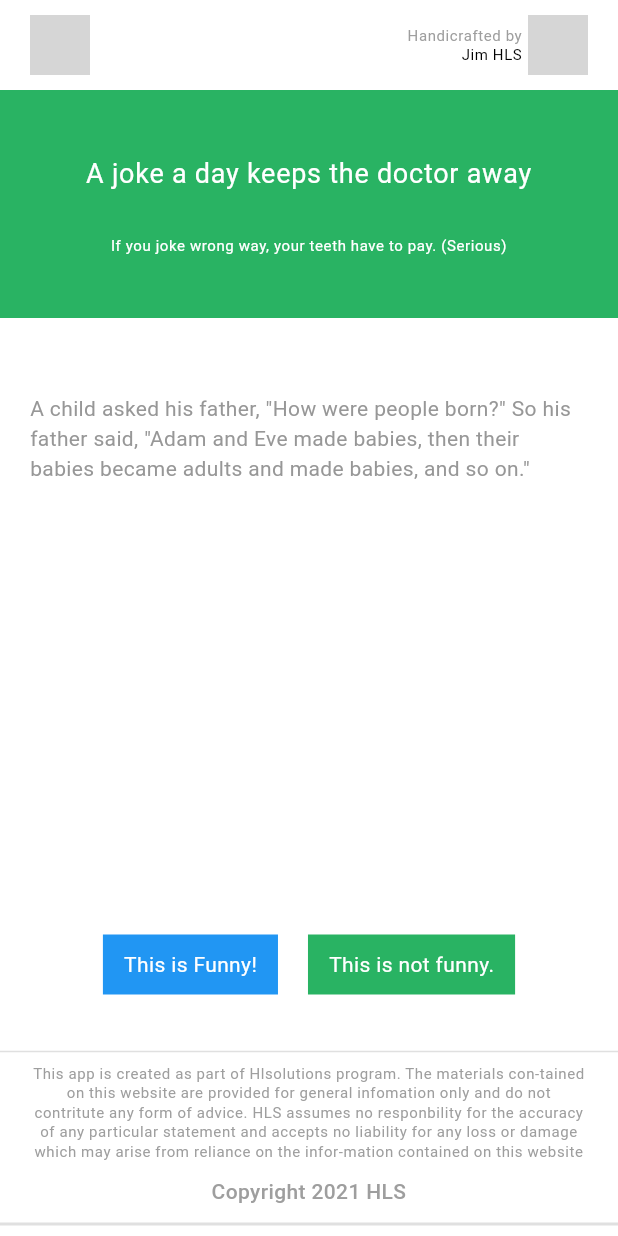
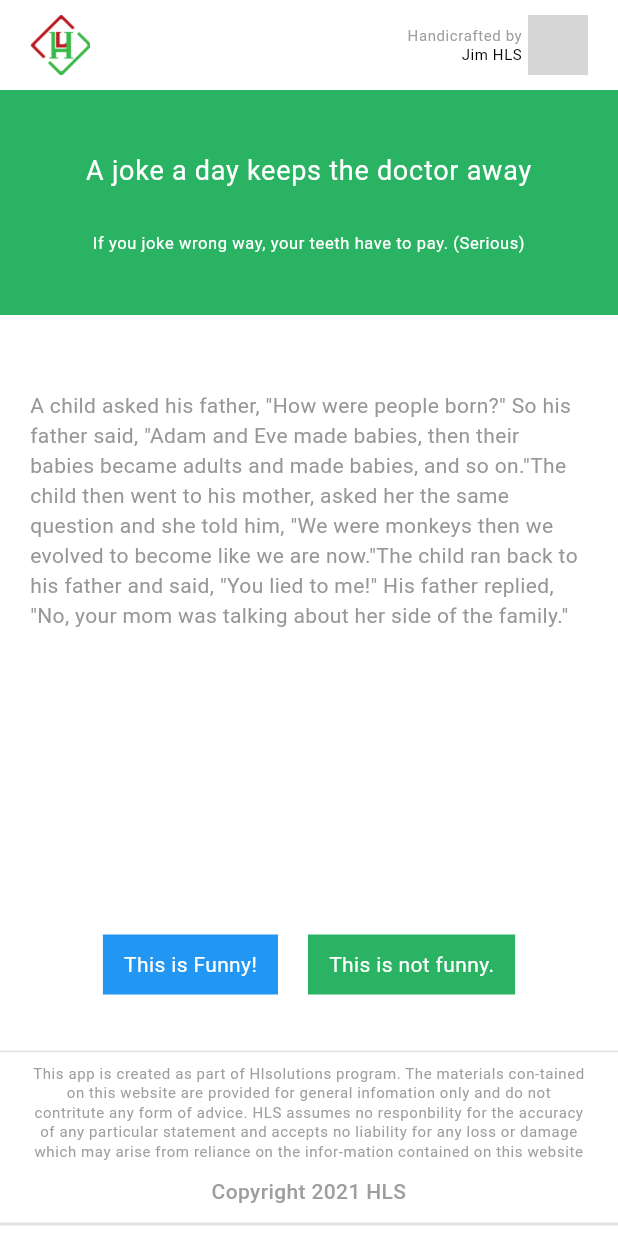
Before and after one commit to cms-ai/zens_project, a Flutter app: the screen it shows after launch, on a phone screen of 412 x 824 dp. Run offline on Flutter 3.47's test engine with Material 3 defaults, Android fonts, the phone set to English and light mode, and no system bars; our stand-ins replace bloc, flutter_bloc, freezed_annotation, hive; accounts and stored records are empty; network calls fail; grey boxes are pictures that could not be loaded.

Commit message:
* int main bloc and handle logic

```diff
--- /dev/null
+++ b/assets/json/joke.json
@@ -0,0 +1,20 @@
+{
+    "jokes": [
+        {
+            "id": 1,
+            "content": "A child asked his father, \"How were people born?\" So his father said, \"Adam and Eve made babies, then their babies became adults and made babies, and so on.\"The child then went to his mother, asked her the same question and she told him, \"We were monkeys then we evolved to become like we are now.\"The child ran back to his father and said, \"You lied to me!\" His father replied, \"No, your mom was talking about her side of the family.\""
+        },
+        {
+            "id": 2,
+            "content": "Teacher: \"Kids,what does the chicken give you?\" Student: \"Meat!\" Teacher: \"Very good! Now what does the pig give you?\" Student: \"Bacon!\" Teacher: \"Great! And what does the fat cow give you?\" Student: \"Homework!\""
+        },
+        {
+            "id": 3,
+            "content": "The teacher asked Jimmy, \"Why is your cat at school today Jimmy?\" Jimmy replied crying, \"Because I heard my daddy tell my mommy, 'I am going to eat that pussy once Jimmy leaves for school today!'\""
+        },
+        {
+            "id": 4,
+            "content": "A housewife, an accountant and a lawyer were asked \"How much is 2+2?\" The housewife replies: \"Four!\". The accountant says: \"I think it's either 3 or 4. Let me run those figures through my spreadsheet one more time.\" The lawyer pulls the drapes, dims the lights and asks in a hushed voice, \"How much do you want it to be?\""
+        }
+    ]
+}
--- /dev/null
+++ b/lib/bloc/index.dart
@@ -0,0 +1 @@
+export 'main/main_bloc.dart';
--- /dev/null
+++ b/lib/bloc/main/main_bloc.dart
@@ -0,0 +1,44 @@
+import 'package:bloc/bloc.dart';
+import 'package:freezed_annotation/freezed_annotation.dart';
+import 'package:zens_project_test/models/joke_model.dart';
+import 'package:zens_project_test/repository/index.dart';
+
+part 'main_state.dart';
+part 'main_event.dart';
+part 'main_bloc.freezed.dart';
+
+class MainBloc extends Bloc<MainEvent, MainState> {
+  MainBloc()
+      : super(
+          const MainState.initial(
+            viewedJokes: [],
+            jokeList: [],
+          ),
+        ) {
+    final JokeRepository jokeRepo = JokeRepository();
+    on<MainEvent>((event, emit) async {
+      await event.map(
+        initEvent: (value) async {
+          final result = await jokeRepo.fetchJokes();
+          emit(
+            state.copyWith(
+                jokeList: result,
+                currentJoke: result.isNotEmpty ? result.first : null),
+          );
+        },
+        chooseFunnyOrNotEvent: (value) async {
+          final viewedList = await jokeRepo.chooseFunnyOrNotJoke(value.data);
+          var newJokeList = List<JokeModel>.from(state.jokeList);
+          newJokeList.remove(value.data);
+          emit(
+            state.copyWith(
+              viewedJokes: viewedList,
+              jokeList: newJokeList,
+              currentJoke: newJokeList.isNotEmpty ? newJokeList.first : null,
+            ),
+          );
+        },
+      );
+    });
+  }
+}
--- /dev/null
+++ b/lib/bloc/main/main_event.dart
@@ -0,0 +1,8 @@
+part of 'main_bloc.dart';
+
+@freezed
+class MainEvent with _$MainEvent {
+  const factory MainEvent.initEvent() = _InitEvent;
+  const factory MainEvent.chooseFunnyOrNotEvent(JokeModel data) =
+      _ChooseFunnyOrNotEvent;
+}
--- /dev/null
+++ b/lib/bloc/main/main_state.dart
@@ -0,0 +1,10 @@
+part of 'main_bloc.dart';
+
+@freezed
+class MainState with _$MainState {
+  const factory MainState.initial({
+    required List<int> viewedJokes,
+    required List<JokeModel> jokeList,
+    JokeModel? currentJoke,
+  }) = _Initial;
+}
--- a/lib/main.dart
+++ b/lib/main.dart
@@ -1,21 +1,50 @@
 import 'package:flutter/material.dart';
+import 'package:flutter_bloc/flutter_bloc.dart';
+import 'package:hive/hive.dart';
+import 'package:zens_project_test/bloc/index.dart';
 import 'package:zens_project_test/ui/index.dart';
 import 'package:zens_project_test/utils/app_theme/app_theme.dart';
+import 'package:path_provider/path_provider.dart' as path_provider;
+import 'package:zens_project_test/utils/hive/app_hive.dart';
 
-void main() {
+void main() async {
+  WidgetsFlutterBinding.ensureInitialized();
+
+  // config document directory
+  final appDocumentDirectory =
+      await path_provider.getApplicationDocumentsDirectory();
+  Hive.init(appDocumentDirectory.path);
+
+  // init hive adapter
+  await Hive.openBox<List<int>?>(AppHive.myBox);
+  // run app
   runApp(const MyApp());
 }
 
-class MyApp extends StatelessWidget {
+class MyApp extends StatefulWidget {
   const MyApp({super.key});
 
+  @override
+  State<MyApp> createState() => _MyAppState();
+}
+
+class _MyAppState extends State<MyApp> {
   // This widget is the root of your application.
   @override
   Widget build(BuildContext context) {
-    return MaterialApp(
-      title: 'Flutter Demo',
-      theme: AppTheme().lightTheme,
-      home: const MainScreen(),
+    return BlocProvider<MainBloc>(
+      create: (context) => MainBloc(),
+      child: MaterialApp(
+        title: 'This is zens project exam',
+        theme: AppTheme().lightTheme,
+        home: const MainScreen(),
+      ),
     );
   }
+
+  @override
+  void dispose() {
+    Hive.close();
+    super.dispose();
+  }
 }
--- /dev/null
+++ b/lib/models/joke_model.dart
@@ -0,0 +1,22 @@
+import 'package:json_annotation/json_annotation.dart';
+
+part 'joke_model.g.dart';
+
+@JsonSerializable()
+class JokeModel extends Object {
+  @JsonKey(name: 'id')
+  int id;
+
+  @JsonKey(name: 'content')
+  String content;
+
+  JokeModel(
+    this.id,
+    this.content,
+  );
+
+  factory JokeModel.fromJson(Map<String, dynamic> srcJson) =>
+      _$JokeModelFromJson(srcJson);
+
+  Map<String, dynamic> toJson() => _$JokeModelToJson(this);
+}
--- /dev/null
+++ b/lib/repository/index.dart
@@ -0,0 +1 @@
+export 'joke_repo/joke_repository.dart';
--- /dev/null
+++ b/lib/repository/joke_repo/joke_repo.dart
@@ -0,0 +1,6 @@
+import 'package:zens_project_test/models/joke_model.dart';
+
+abstract class JokeRepo {
+  Future<List<JokeModel>> fetchJokes();
+  Future<List<int>> chooseFunnyOrNotJoke(JokeModel data);
+}
--- a/lib/ui/main_screen/main_screen.dart
+++ b/lib/ui/main_screen/main_screen.dart
@@ -1,8 +1,25 @@
 import 'package:flutter/material.dart';
+import 'package:flutter_bloc/flutter_bloc.dart';
+import 'package:zens_project_test/bloc/index.dart';
 import 'package:zens_project_test/ui/main_screen/widgets/index.dart';
 
-class MainScreen extends StatelessWidget {
+class MainScreen extends StatefulWidget {
   const MainScreen({super.key});
+
+  @override
+  State<MainScreen> createState() => _MainScreenState();
+}
+
+class _MainScreenState extends State<MainScreen> {
+  late MainBloc mainBloc;
+  @override
+  void initState() {
+    mainBloc = context.read<MainBloc>();
+    mainBloc.add(const MainEvent.initEvent());
+    // TODO: implement initState
+
+    super.initState();
+  }
 
   @override
   Widget build(BuildContext context) {
--- a/lib/ui/main_screen/widgets/main_appbar.dart
+++ b/lib/ui/main_screen/widgets/main_appbar.dart
@@ -1,12 +1,13 @@
 import 'package:flutter/material.dart';
+import 'package:zens_project_test/utils/assets.dart';
 
 class MainAppBar extends StatelessWidget {
   const MainAppBar({super.key});
 
   @override
   Widget build(BuildContext context) {
-    const String logoUrl =
-        "https://static.ybox.vn/2021/10/3/1634082002072-Thi%E1%BA%BFt%20k%E1%BA%BF%20kh%C3%B4ng%20t%C3%AAn%20(27).png";
+    // const String logoUrl =
+    //     "https://static.ybox.vn/2021/10/3/1634082002072-Thi%E1%BA%BFt%20k%E1%BA%BF%20kh%C3%B4ng%20t%C3%AAn%20(27).png";
     const String imageUrl =
         "https://vcdn1-giaitri.vnecdn.net/2022/09/23/-2181-1663929656.jpg?w=680&h=0&q=100&dpr=1&fit=crop&s=apYgDs9tYQiwn7pcDOGbNg";
     return Padding(
@@ -16,8 +17,8 @@ class MainAppBar extends StatelessWidget {
           SizedBox(
             height: 40,
             width: 40,
-            child: Image.network(
-              logoUrl,
+            child: Image.asset(
+              AppAssets.logoUrl,
               fit: BoxFit.cover,
             ),
           ),
--- a/lib/ui/main_screen/widgets/main_body.dart
+++ b/lib/ui/main_screen/widgets/main_body.dart
@@ -1,4 +1,6 @@
 import 'package:flutter/material.dart';
+import 'package:flutter_bloc/flutter_bloc.dart';
+import 'package:zens_project_test/bloc/index.dart';
 import 'package:zens_project_test/utils/index.dart';
 
 class MainBody extends StatelessWidget {
@@ -6,11 +8,12 @@ class MainBody extends StatelessWidget {
 
   @override
   Widget build(BuildContext context) {
+    final mainBloc = context.read<MainBloc>();
     return Column(
       children: [
         Container(
           width: double.infinity,
-          padding: const EdgeInsets.symmetric(horizontal: 20, vertical: 42),
+          padding: const EdgeInsets.symmetric(horizontal: 20, vertical: 40),
           decoration: BoxDecoration(color: AppColors().greenColor),
           child: Column(
             children: [
@@ -29,7 +32,7 @@ class MainBody extends StatelessWidget {
                 style: Theme.of(context)
                     .textTheme
                     .bodySmall
-                    ?.copyWith(color: Colors.white),
+                    ?.copyWith(color: Colors.white, fontSize: 11),
               ),
             ],
           ),
@@ -39,34 +42,52 @@ class MainBody extends StatelessWidget {
           child: Container(
             padding: const EdgeInsets.symmetric(horizontal: 20),
             child: SingleChildScrollView(
-              child: Text(
-                'A child asked his father, "How were people born?" So his father said, "Adam and Eve made babies, then their babies became adults and made babies, and so on."',
+              child: BlocBuilder<MainBloc, MainState>(
+                builder: (context, state) {
+                  return Text(
+                    state.currentJoke != null
+                        ? state.currentJoke!.content
+                        : AppConstants.emptyJoke,
                     style: Theme.of(context).textTheme.bodyMedium?.copyWith(
                           color: AppColors().greyColor,
                           fontWeight: FontWeight.w400,
                         ),
+                  );
+                },
               ),
             ),
           ),
         ),
         const SizedBox(height: 30),
-        Row(
+        BlocBuilder<MainBloc, MainState>(
+          builder: (context, state) {
+            return state.currentJoke != null
+                ? Row(
                     mainAxisAlignment: MainAxisAlignment.center,
                     children: [
                       _buildButton(
                         context,
                         textBtn: AppConstants.funnyContentBtn,
-              onTap: () {},
+                        onTap: () {
+                          mainBloc.add(MainEvent.chooseFunnyOrNotEvent(
+                              state.currentJoke!));
+                        },
                         colorBtn: Colors.blue,
                       ),
                       const SizedBox(width: 20),
                       _buildButton(
                         context,
                         textBtn: AppConstants.notFunnyContentBtn,
-              onTap: () {},
+                        onTap: () {
+                          mainBloc.add(MainEvent.chooseFunnyOrNotEvent(
+                              state.currentJoke!));
+                        },
                         colorBtn: AppColors().greenColor,
                       ),
                     ],
+                  )
+                : Container();
+          },
         ),
       ],
     );
--- /dev/null
+++ b/lib/utils/assets.dart
@@ -0,0 +1,3 @@
+class AppAssets {
+  static const String logoUrl = 'assets/images/logo.png';
+}
--- a/lib/utils/constants.dart
+++ b/lib/utils/constants.dart
@@ -17,4 +17,7 @@ class AppConstants {
       "This app is created as part of Hlsolutions program. The materials con-tained on this website are provided for general infomation only and do not contritute any form of advice. HLS assumes no responbility for the accuracy of any particular statement and accepts no liability for any loss or damage which may arise from reliance on the infor-mation contained on this website";
 
   static const String desFooter2 = "Copyright 2021 HLS";
+
+  static const String emptyJoke =
+      "That's all the jokes for today! Come back another day!";
 }
```
Also changed, not shown: lib/repository/joke_repo/joke_repository.dart (added, +43 -0 lines), lib/utils/hive/app_hive.dart (added, +11 -0 lines), pubspec.yaml (+17 -6 lines), assets/images/logo.png (added), lib/bloc/main/main_bloc.freezed.dart (added), lib/models/joke_model.g.dart (added), pubspec.lock, 9 other files. Lines whose indentation alone changed are shown as unchanged.
